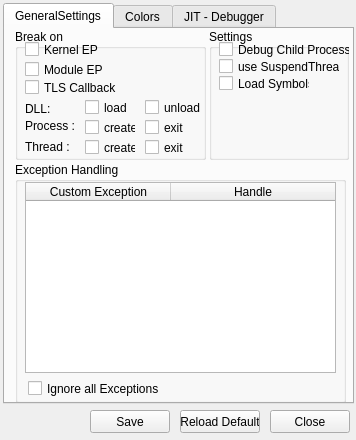
Above: qtNanomite/qtDLGOption.ui from zer0fl4g/Nanomite before the change. Below: the same form after it.
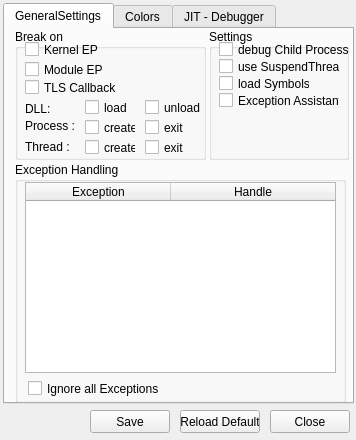
That is the form after the change. Icons and pictures are not drawn.

Commit message: small changes on the default settings added possibility to enable/disable the exception assistant

The edit to the form file:
```diff
--- a/qtNanomite/qtDLGOption.ui
+++ b/qtNanomite/qtDLGOption.ui
@@ -98,7 +98,7 @@
       </attribute>
       <column>
        <property name="text">
-        <string>Custom Exception</string>
+        <string>Exception</string>
        </property>
       </column>
       <column>
@@ -384,7 +384,7 @@
        </sizepolicy>
       </property>
       <property name="text">
-       <string>Load Symbols</string>
+       <string>load Symbols</string>
       </property>
      </widget>
      <widget class="QCheckBox" name="cbDebugChild">
@@ -403,7 +403,7 @@
        </sizepolicy>
       </property>
       <property name="text">
-       <string>Debug Child Processes</string>
+       <string>debug Child Processes</string>
       </property>
      </widget>
      <widget class="QCheckBox" name="cbSuspendThread">
@@ -425,6 +425,25 @@
        <string>use SuspendThread</string>
       </property>
      </widget>
+     <widget class="QCheckBox" name="cbExceptionAssist">
+      <property name="geometry">
+       <rect>
+        <x>10</x>
+        <y>63</y>
+        <width>121</width>
+        <height>17</height>
+       </rect>
+      </property>
+      <property name="sizePolicy">
+       <sizepolicy hsizetype="Fixed" vsizetype="Fixed">
+        <horstretch>0</horstretch>
+        <verstretch>0</verstretch>
+       </sizepolicy>
+      </property>
+      <property name="text">
+       <string>Exception Assistant</string>
+      </property>
+     </widget>
     </widget>
    </widget>
    <widget class="QWidget" name="Colors">
```
The commit also changes 10 other files.
